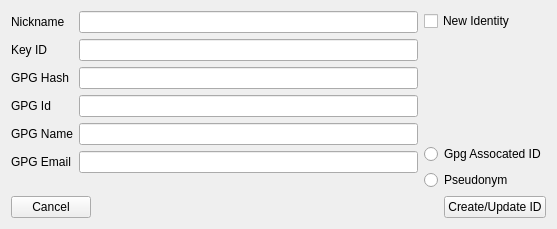
The window that retroshare-gui/src/gui/Identity/IdEditDialog.ui (RetroShare/RetroShare) describes before a commit, drawn with Qt 5.
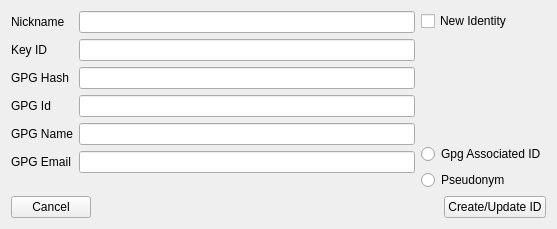
The same window after the commit.

```diff
--- a/retroshare-gui/src/gui/Identity/IdEditDialog.ui
+++ b/retroshare-gui/src/gui/Identity/IdEditDialog.ui
@@ -115,7 +115,7 @@
        <item>
         <widget class="QRadioButton" name="radioButton_GpgId">
          <property name="text">
-          <string>Gpg Assocated ID</string>
+          <string>Gpg Associated ID</string>
          </property>
         </widget>
        </item>
```
